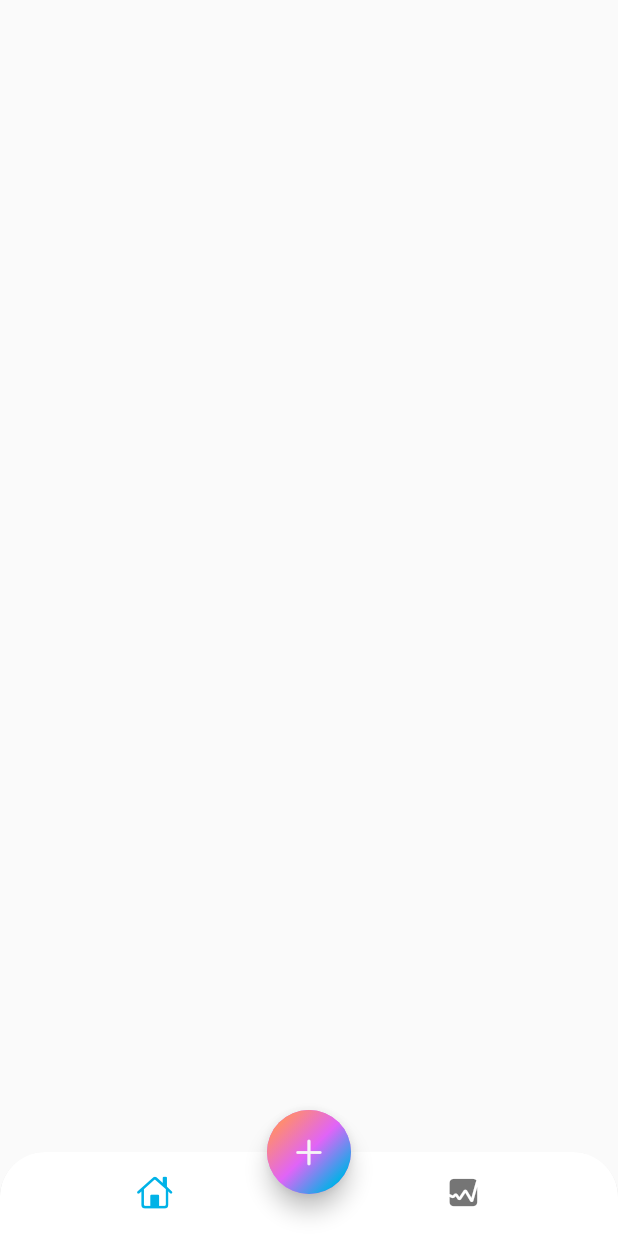
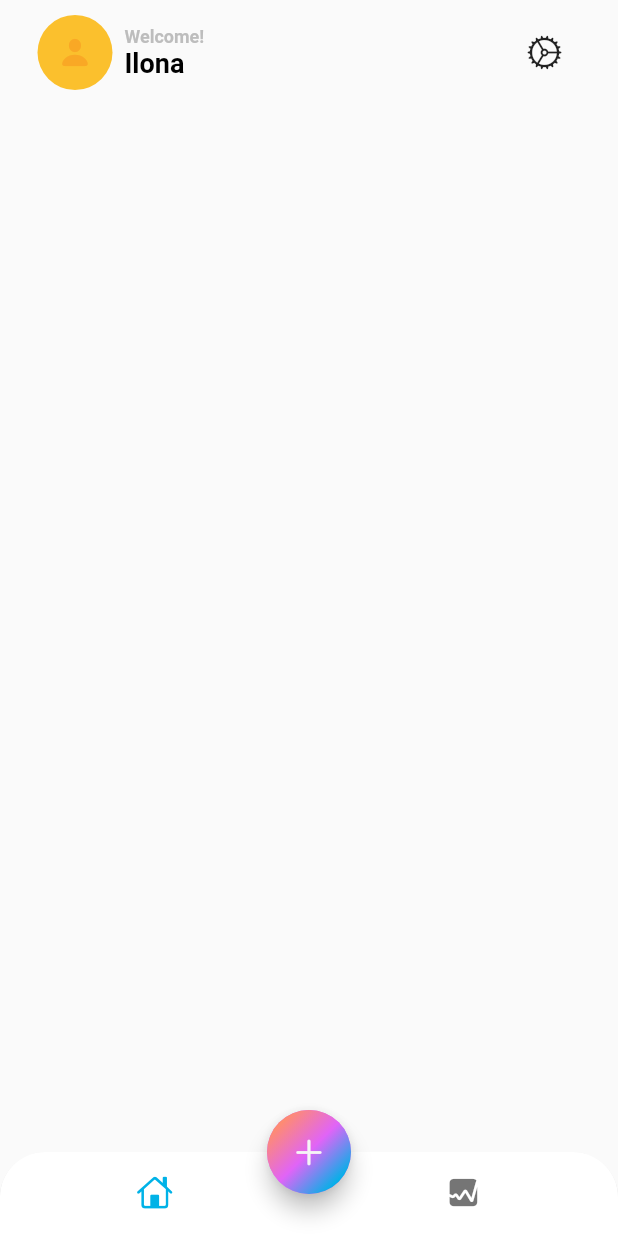
Before and after one commit to lisisisan/expense_tracker_app, a Flutter app: the screen it shows after launch, on a phone screen of 412 x 824 dp. Run offline on Flutter 3.47's test engine with Material 2 defaults, Android fonts, the phone set to English and light mode, and no system bars.

Commit message:
feat: add top info into main screen

```diff
--- a/lib/app_view.dart
+++ b/lib/app_view.dart
@@ -16,6 +16,7 @@ class MyAppView extends StatelessWidget {
           primary: const Color(0xFF00B2E7),
           secondary: const Color(0xFFE064F7),
           tertiary: const Color(0xFFFF8D6C),
+          outline: Colors.grey.shade400,
         ),
       ),
       home: const HomeScreen(),
--- a/lib/screens/home/views/home_screen.dart
+++ b/lib/screens/home/views/home_screen.dart
@@ -1,5 +1,6 @@
 import 'dart:math';
 
+import 'package:expense_tracker_app/screens/home/views/main_screen.dart';
 import 'package:flutter/cupertino.dart';
 import 'package:flutter/material.dart';
 
@@ -60,6 +61,7 @@ class HomeScreen extends StatelessWidget {
           ),
         ),
       ),
+      body: const MainScreen(),
     );
   }
 }
--- /dev/null
+++ b/lib/screens/home/views/main_screen.dart
@@ -0,0 +1,64 @@
+import 'package:flutter/cupertino.dart';
+import 'package:flutter/material.dart';
+
+class MainScreen extends StatelessWidget {
+  const MainScreen({super.key});
+
+  @override
+  Widget build(BuildContext context) {
+    return Padding(
+        padding: const EdgeInsets.symmetric(horizontal: 25.0, vertical: 10),
+        child: SafeArea(
+            child: Column(
+          children: [
+            Row(
+              mainAxisAlignment: MainAxisAlignment.spaceBetween,
+              children: [
+                Row(
+                  mainAxisSize: MainAxisSize.max,
+                  mainAxisAlignment: MainAxisAlignment.spaceBetween,
+                  children: [
+                    // наслаиваем иконку и контейнер
+                    Stack(alignment: Alignment.center, children: [
+                      Container(
+                        width: 50,
+                        height: 50,
+                        decoration: BoxDecoration(
+                            shape: BoxShape.circle, color: Colors.yellow[700]),
+                      ),
+                      Icon(CupertinoIcons.person_fill,
+                          color: Colors.yellow[800]),
+                    ]),
+                    const SizedBox(
+                      width: 8,
+                    ),
+                    Column(
+                        crossAxisAlignment: CrossAxisAlignment.start,
+                        children: [
+                          Text(
+                            'Welcome!',
+                            style: TextStyle(
+                                fontSize: 12,
+                                fontWeight: FontWeight.w600,
+                                color: Theme.of(context).colorScheme.outline),
+                          ),
+                          Text(
+                            'Ilona',
+                            style: TextStyle(
+                                fontSize: 18,
+                                fontWeight: FontWeight.bold,
+                                color:
+                                    Theme.of(context).colorScheme.onBackground),
+                          ),
+                        ]),
+                  ],
+                ),
+                IconButton(
+                    onPressed: () {},
+                    icon: const Icon(CupertinoIcons.settings)),
+              ],
+            )
+          ],
+        )));
+  }
+}
```
